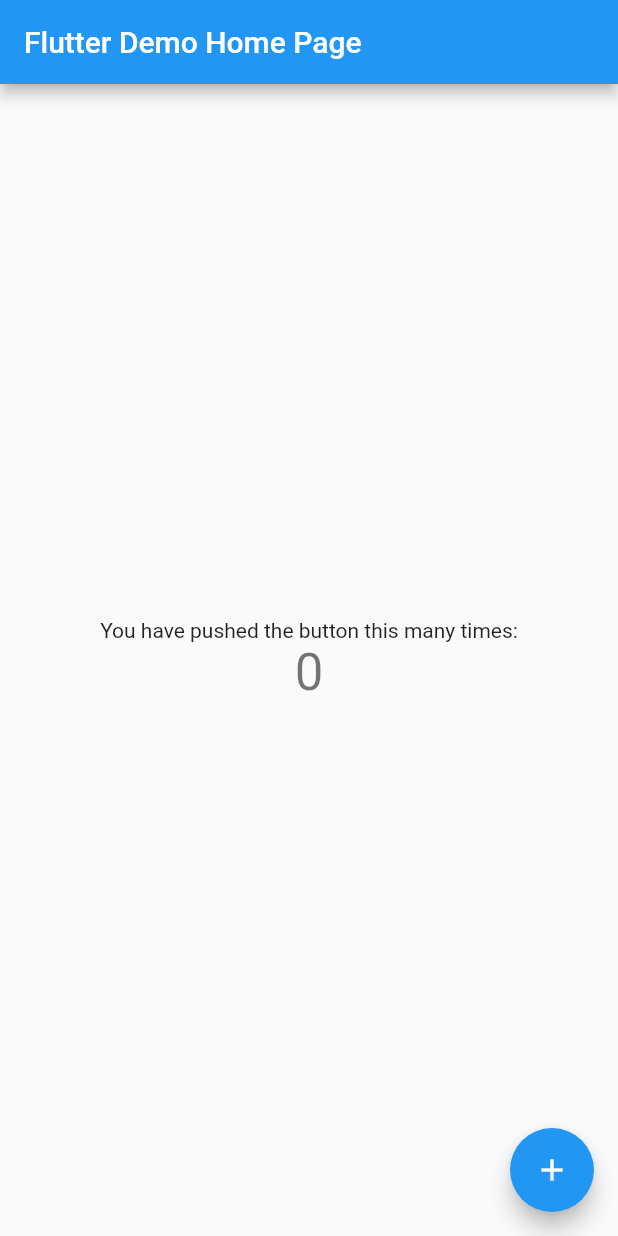
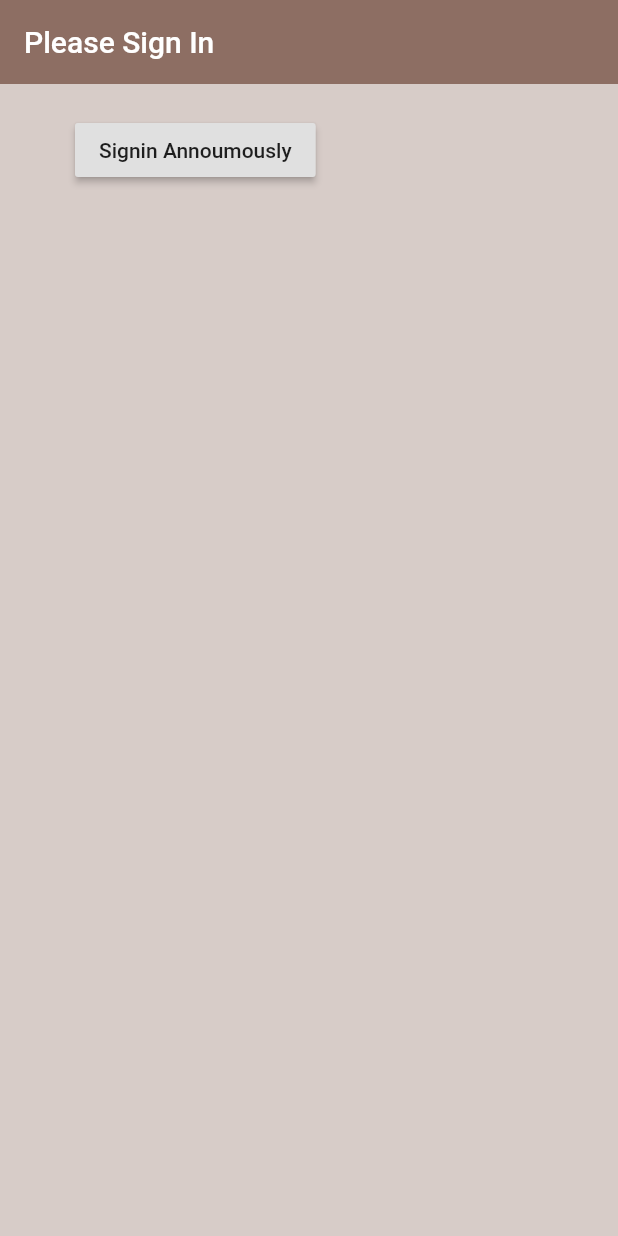
Before and after one commit to kmooventhan98/Simple-signin-with-flutter, a Flutter app: the screen it shows after launch, on a phone screen of 412 x 824 dp. Run offline on Flutter 3.47's test engine with Material 2 defaults, Android fonts, the phone set to English and light mode, and no system bars; our stand-ins replace firebase_auth; accounts and stored records are empty.

```diff
--- a/lib/main.dart
+++ b/lib/main.dart
@@ -1,4 +1,8 @@
 import 'package:flutter/material.dart';
+import 'package:loginwithfirebase/models/user.dart';
+import 'package:loginwithfirebase/screens/wrapper.dart';
+import 'package:loginwithfirebase/services/auth.dart';
+import 'package:provider/provider.dart';
 
 void main() {
   runApp(MyApp());
@@ -8,110 +12,11 @@ class MyApp extends StatelessWidget {
   // This widget is the root of your application.
   @override
   Widget build(BuildContext context) {
-    return MaterialApp(
-      title: 'Flutter Demo',
-      theme: ThemeData(
-        // This is the theme of your application.
-        //
-        // Try running your application with "flutter run". You'll see the
-        // application has a blue toolbar. Then, without quitting the app, try
-        // changing the primarySwatch below to Colors.green and then invoke
-        // "hot reload" (press "r" in the console where you ran "flutter run",
-        // or simply save your changes to "hot reload" in a Flutter IDE).
-        // Notice that the counter didn't reset back to zero; the application
-        // is not restarted.
-        primarySwatch: Colors.blue,
-        // This makes the visual density adapt to the platform that you run
-        // the app on. For desktop platforms, the controls will be smaller and
-        // closer together (more dense) than on mobile platforms.
-        visualDensity: VisualDensity.adaptivePlatformDensity,
+    return StreamProvider<User>.value(
+      value: AuthService().user,
+      child: MaterialApp(
+        home: Wrapper(),
       ),
-      home: MyHomePage(title: 'Flutter Demo Home Page'),
     );
   }
 }
-
-class MyHomePage extends StatefulWidget {
-  MyHomePage({Key key, this.title}) : super(key: key);
-
-  // This widget is the home page of your application. It is stateful, meaning
-  // that it has a State object (defined below) that contains fields that affect
-  // how it looks.
-
-  // This class is the configuration for the state. It holds the values (in this
-  // case the title) provided by the parent (in this case the App widget) and
-  // used by the build method of the State. Fields in a Widget subclass are
-  // always marked "final".
-
-  final String title;
-
-  @override
-  _MyHomePageState createState() => _MyHomePageState();
-}
-
-class _MyHomePageState extends State<MyHomePage> {
-  int _counter = 0;
-
-  void _incrementCounter() {
-    setState(() {
-      // This call to setState tells the Flutter framework that something has
-      // changed in this State, which causes it to rerun the build method below
-      // so that the display can reflect the updated values. If we changed
-      // _counter without calling setState(), then the build method would not be
-      // called again, and so nothing would appear to happen.
-      _counter++;
-    });
-  }
-
-  @override
-  Widget build(BuildContext context) {
-    // This method is rerun every time setState is called, for instance as done
-    // by the _incrementCounter method above.
-    //
-    // The Flutter framework has been optimized to make rerunning build methods
-    // fast, so that you can just rebuild anything that needs updating rather
-    // than having to individually change instances of widgets.
-    return Scaffold(
-      appBar: AppBar(
-        // Here we take the value from the MyHomePage object that was created by
-        // the App.build method, and use it to set our appbar title.
-        title: Text(widget.title),
-      ),
-      body: Center(
-        // Center is a layout widget. It takes a single child and positions it
-        // in the middle of the parent.
-        child: Column(
-          // Column is also a layout widget. It takes a list of children and
-          // arranges them vertically. By default, it sizes itself to fit its
-          // children horizontally, and tries to be as tall as its parent.
-          //
-          // Invoke "debug painting" (press "p" in the console, choose the
-          // "Toggle Debug Paint" action from the Flutter Inspector in Android
-          // Studio, or the "Toggle Debug Paint" command in Visual Studio Code)
-          // to see the wireframe for each widget.
-          //
-          // Column has various properties to control how it sizes itself and
-          // how it positions its children. Here we use mainAxisAlignment to
-          // center the children vertically; the main axis here is the vertical
-          // axis because Columns are vertical (the cross axis would be
-          // horizontal).
-          mainAxisAlignment: MainAxisAlignment.center,
-          children: <Widget>[
-            Text(
-              'You have pushed the button this many times:',
-            ),
-            Text(
-              '$_counter',
-              style: Theme.of(context).textTheme.headline4,
-            ),
-          ],
-        ),
-      ),
-      floatingActionButton: FloatingActionButton(
-        onPressed: _incrementCounter,
-        tooltip: 'Increment',
-        child: Icon(Icons.add),
-      ), // This trailing comma makes auto-formatting nicer for build methods.
-    );
-  }
-}
--- /dev/null
+++ b/lib/models/user.dart
@@ -0,0 +1,5 @@
+class User {
+  final String uid;
+
+  User({this.uid});
+}
--- /dev/null
+++ b/lib/screens/authenticate/authenticate.dart
@@ -0,0 +1,16 @@
+import 'package:flutter/material.dart';
+import 'package:loginwithfirebase/screens/authenticate/sign_in.dart';
+
+class Authenticate extends StatefulWidget {
+  @override
+  _AuthenticateState createState() => _AuthenticateState();
+}
+
+class _AuthenticateState extends State<Authenticate> {
+  @override
+  Widget build(BuildContext context) {
+    return Container(
+      child: SignIn(),
+    );
+  }
+}
--- /dev/null
+++ b/lib/screens/authenticate/sign_in.dart
@@ -0,0 +1,36 @@
+import 'package:flutter/material.dart';
+import 'package:loginwithfirebase/services/auth.dart';
+
+class SignIn extends StatefulWidget {
+  @override
+  _SignInState createState() => _SignInState();
+}
+
+class _SignInState extends State<SignIn> {
+  final AuthService _auth = AuthService();
+  @override
+  Widget build(BuildContext context) {
+    return Scaffold(
+        backgroundColor: Colors.brown[100],
+        appBar: AppBar(
+          backgroundColor: Colors.brown[400],
+          elevation: 0.0,
+          title: Text('Please Sign In'),
+        ),
+        body: Container(
+          padding: EdgeInsets.symmetric(vertical: 20.0, horizontal: 50.0),
+          child: RaisedButton(
+            child: Text('Signin Annoumously'),
+            onPressed: () async {
+              dynamic result = await _auth.signInAnnon();
+              if (result == null) {
+                print('Error in signin');
+              } else {
+                print('SIGNED IN');
+                print(result.uid);
+              }
+            },
+          ),
+        ));
+  }
+}
--- /dev/null
+++ b/lib/screens/wrapper.dart
@@ -0,0 +1,18 @@
+import 'package:flutter/material.dart';
+import 'package:loginwithfirebase/models/user.dart';
+import 'package:loginwithfirebase/screens/authenticate/authenticate.dart';
+import 'package:loginwithfirebase/screens/home/home.dart';
+import 'package:provider/provider.dart';
+
+class Wrapper extends StatelessWidget {
+  @override
+  Widget build(BuildContext context) {
+    final user = Provider.of<User>(context);
+    //return either Home or Authenticate
+    if (user == null) {
+      return Authenticate();
+    } else {
+      return Home();
+    }
+  }
+}
--- a/pubspec.yaml
+++ b/pubspec.yaml
@@ -28,6 +28,9 @@ dependencies:
   # The following adds the Cupertino Icons font to your application.
   # Use with the CupertinoIcons class for iOS style icons.
   cupertino_icons: ^1.0.0
+  firebase_auth: ^0.14.0+5
+  cloud_firestore: ^0.12.9+4
+  provider: ^3.1.0
 
 dev_dependencies:
   flutter_test:
```
Also changed, not shown: lib/screens/home/home.dart (added, +26 -0 lines), lib/services/auth.dart (added, +44 -0 lines), pubspec.lock.
